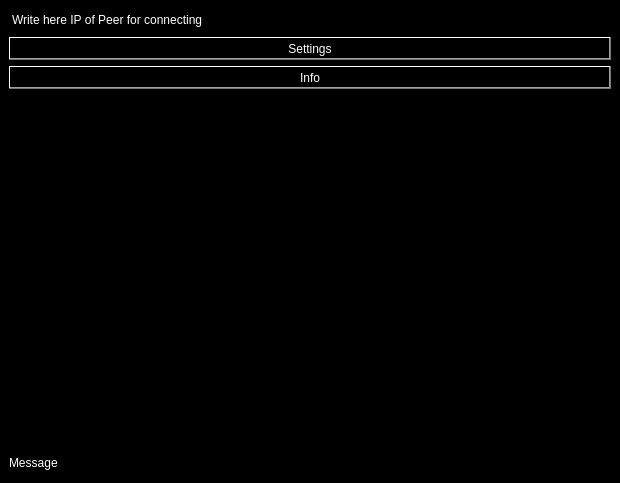
This is Freechat/Designer/freechat.ui in bogdyname/Freechat-Linux as Qt 5 draws it before an edit. The edited form follows.
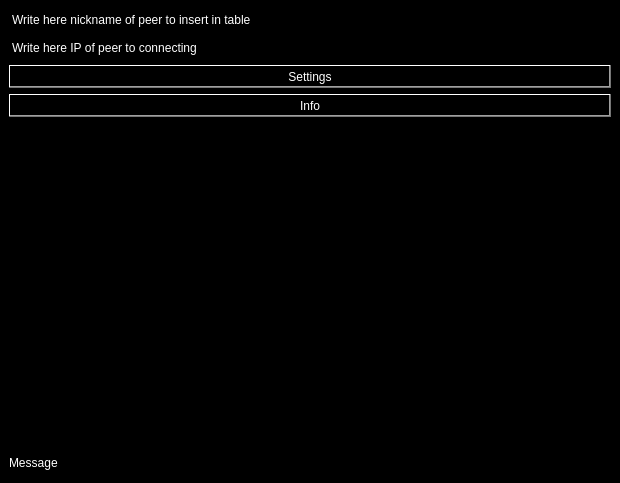
This is the edited form. Icons and pictures are not drawn.

Commit message: update ui designe and added new slots in freechat.h/cpp - update ui -- added new line editor for write nickname of user -- refactoring text in line editor - slots -- added two new slots for write IP and Nickname of peer --- it will be as map or list (not done)

```diff
--- a/Freechat/Designer/freechat.ui
+++ b/Freechat/Designer/freechat.ui
@@ -128,6 +128,17 @@
    </item>
    <item row="0" column="0">
     <layout class="QVBoxLayout" name="verticalLayout">
+     <item>
+      <widget class="QLineEdit" name="writeNickOfPeer">
+       <property name="styleSheet">
+        <string notr="true">color: rgb(255, 255, 255);
+font: 57 12pt &quot;Letter Gothic Std&quot;;</string>
+       </property>
+       <property name="text">
+        <string>Write here nickname of peer to insert in table</string>
+       </property>
+      </widget>
+     </item>
      <item>
       <widget class="QLineEdit" name="writeIpOfPeer">
        <property name="styleSheet">
@@ -135,7 +146,7 @@
 font: 57 12pt &quot;Letter Gothic Std&quot;;</string>
        </property>
        <property name="text">
-        <string>Write here IP of Peer for connecting</string>
+        <string>Write here IP of peer to connecting</string>
        </property>
       </widget>
      </item>
```
The commit also changes 2 other files.
